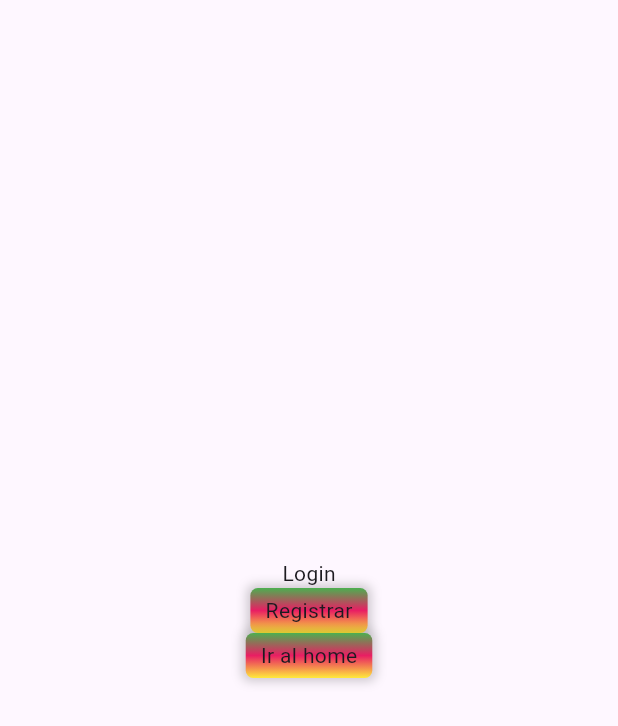
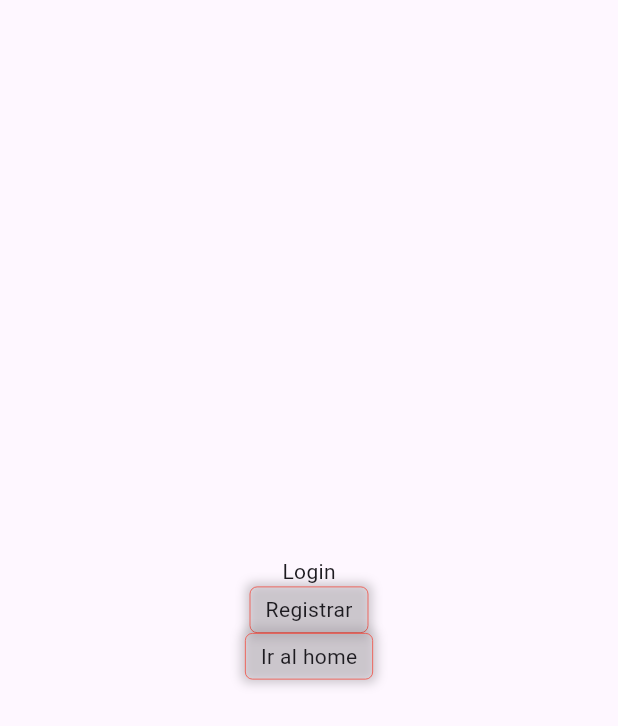
Before and after one commit to clavijo99/Desarrollo-de-aplicaciones-moviles, a Flutter app: the screen it shows after launch, on a phone screen of 412 x 824 dp. Shown: the top 726 px of the screen. Run offline on Flutter 3.47's test engine with Material 3 defaults, Android fonts, the phone set to English and light mode, and no system bars.

Commit message:
Remove gradient from ButtonCustom widget styling and adjust border properties

```diff
--- a/Flutter/navegacion/lib/widgets/buttonCustom.dart
+++ b/Flutter/navegacion/lib/widgets/buttonCustom.dart
@@ -32,11 +32,12 @@ class _ButtonCustomState extends State<ButtonCustom> {
               spreadRadius: 2,
             ),
           ],
-          gradient: LinearGradient(
+         /* gradient: LinearGradient(
             colors: [Colors.green, Colors.pink, Colors.yellow],
             begin: Alignment.topCenter,
             end: Alignment.bottomCenter,
-          ),
+          ),*/
+          border: Border.all(color: Colors.red, width: 0.5)
         ),
         child: Text(widget.text),
       ),
```
